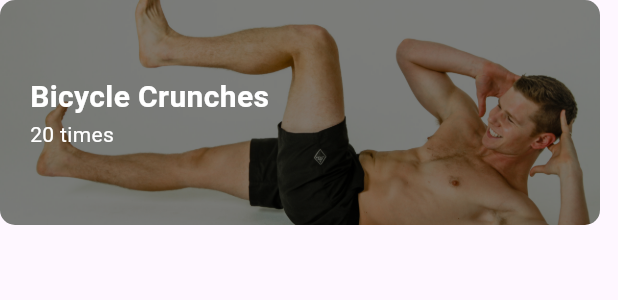
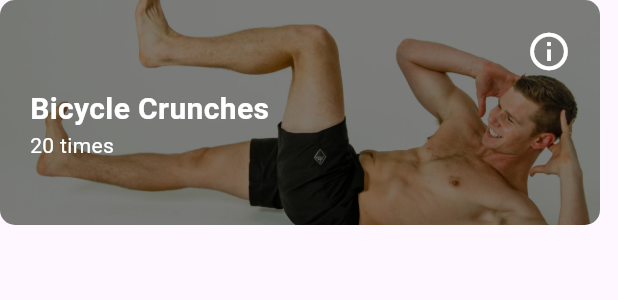
Before and after one commit to Ntckx/AgileSEProject, a Flutter app: the Cardplan widget shown alone on an empty page, opened directly, on a phone screen of 412 x 824 dp. Shown: the top 300 px of the screen. Run offline on Flutter 3.47's test engine with Material 3 defaults, Android fonts, the phone set to English and light mode, and no system bars; our stand-ins replace google_fonts, gradient_borders, outline_gradient_button, simple_gradient_text.

```diff
--- a/lib/home_page.dart
+++ b/lib/home_page.dart
@@ -112,11 +112,13 @@ class MyHomePage extends StatelessWidget {
                 planname: "ABS",
                 details: "20 Min - 16 gestures",
                 imagePath: 'assets/images/ABS.png',
+                descriptionTopic: 'ABS',
+                descriptionDetail: 'Abs, short for abdominals, refer to the muscles in your midsection. They include the rectus abdominis, obliques, and transverse abdominis. Exercises like crunches, planks, and leg raises can help strengthen and define your abs. Focus on proper form and engage your core muscles throughout each movement for best results.',
               )
             ),
             const Padding(
               padding: EdgeInsets.only(left: 14, top: 15),
-              child: Cardplan (planname: "ARMS",details: "30 Min - 25 gestures",imagePath: 'assets/images/ARMS.jpg',)
+              child: Cardplan (planname: "ARMS",details: "30 Min - 25 gestures",imagePath: 'assets/images/ARMS.jpg',descriptionTopic: 'ARMS', descriptionDetail: "Arms include biceps, triceps, and forearms. Strengthen them with exercises like bicep curls, tricep dips, and forearm curls using weights or resistance bands. Focus on proper form and gradually increase resistance for results.")
             ),
             const Padding(
               padding: EdgeInsets.only(top: 200),
--- a/lib/src/widget.dart
+++ b/lib/src/widget.dart
@@ -20,26 +20,70 @@ class Cardplan extends StatelessWidget {
   final String planname;
   final String details;
   final String imagePath;
-  const Cardplan({super.key, required this.planname, required this.details , required this.imagePath});
+  final String descriptionTopic;
+  final String descriptionDetail;
+  const Cardplan(
+      {super.key,
+      required this.planname,
+      required this.details,
+      required this.imagePath,
+      required this.descriptionDetail,
+      required this.descriptionTopic,
+      });
 
   @override
   Widget build(BuildContext context) {
     return Container(
         decoration: BoxDecoration(
             borderRadius: BorderRadius.circular(10),
-            image:  DecorationImage(
+            image: DecorationImage(
                 image: AssetImage(imagePath),
                 fit: BoxFit.cover,
-              colorFilter: ColorFilter.mode(Colors.black.withOpacity(0.5),BlendMode.darken)
-            )),
+                colorFilter: ColorFilter.mode(
+                    Colors.black.withOpacity(0.5), BlendMode.darken))),
         height: 150,
         width: 400,
         child: Padding(
-          padding: EdgeInsets.only(left: 20),
+          padding: const EdgeInsets.only(left: 20, top: 10),
           child: Column(
             crossAxisAlignment: CrossAxisAlignment.start,
-            mainAxisAlignment: MainAxisAlignment.center,
+            mainAxisAlignment: MainAxisAlignment.start,
             children: [
+              Padding(
+                padding: const EdgeInsets.only(right: 10),
+                child: Align(
+                  alignment: Alignment.topRight,
+                  child: IconButton(
+                    onPressed: () {
+                      showDialog(
+                        context: context,
+                        builder: (BuildContext context) {
+                          return AlertDialog(
+                            title:  Text(descriptionTopic),
+                            content: SingleChildScrollView(
+                              child: ListBody(
+                                children: <Widget>[
+                                  Text(descriptionDetail),
+                                ],
+                              ),
+                            ),
+                            actions: <Widget>[
+                              TextButton(
+                                onPressed: () {
+                                  Navigator.of(context).pop();
+                                },
+                                child: const Text('Close'),
+                              ),
+                            ],
+                          );
+                        },
+                      );
+                    },
+                    icon:
+                        Icon(Icons.info_outline, size: 30, color: Colors.white),
+                  ),
+                ),
+              ),
               Text(
                 planname,
                 style: const TextStyle(
@@ -61,26 +105,37 @@ class Calcard extends StatelessWidget {
   final String posture;
   final String amount;
   final double kcal;
-  const Calcard({super.key, required this.posture , required this.amount , required this.kcal});
+  const Calcard(
+      {super.key,
+      required this.posture,
+      required this.amount,
+      required this.kcal});
 
   @override
   Widget build(BuildContext context) {
-    return  Padding(
+    return Padding(
       padding: const EdgeInsets.only(top: 20),
       child: Container(
           decoration: BoxDecoration(
               borderRadius: BorderRadius.circular(10),
-                    color: const Color(0xFFDA2D4A).withOpacity(0.5)
-                  ),
+              color: const Color(0xFFDA2D4A).withOpacity(0.5)),
           height: 100,
           width: 400,
           child: Row(
             mainAxisAlignment: MainAxisAlignment.spaceAround,
-                    children: <Widget> [
-                      Icon(Icons.fitness_center,size: 40,),
-                      Text(posture, style: TextStyle(fontSize: 18,fontWeight: FontWeight.bold),),
-                      Text(amount, style: TextStyle(fontSize: 18,fontWeight: FontWeight.bold)),
-                      Text("${kcal}kcal", style: TextStyle(fontSize: 18,fontWeight: FontWeight.bold)),
+            children: <Widget>[
+              Icon(
+                Icons.fitness_center,
+                size: 40,
+              ),
+              Text(
+                posture,
+                style: TextStyle(fontSize: 18, fontWeight: FontWeight.bold),
+              ),
+              Text(amount,
+                  style: TextStyle(fontSize: 18, fontWeight: FontWeight.bold)),
+              Text("${kcal}kcal",
+                  style: TextStyle(fontSize: 18, fontWeight: FontWeight.bold)),
             ],
           )),
     );
```
Also changed, not shown: lib/catagories_abs.dart (+14 -2 lines). Lines whose indentation alone changed are shown as unchanged.
